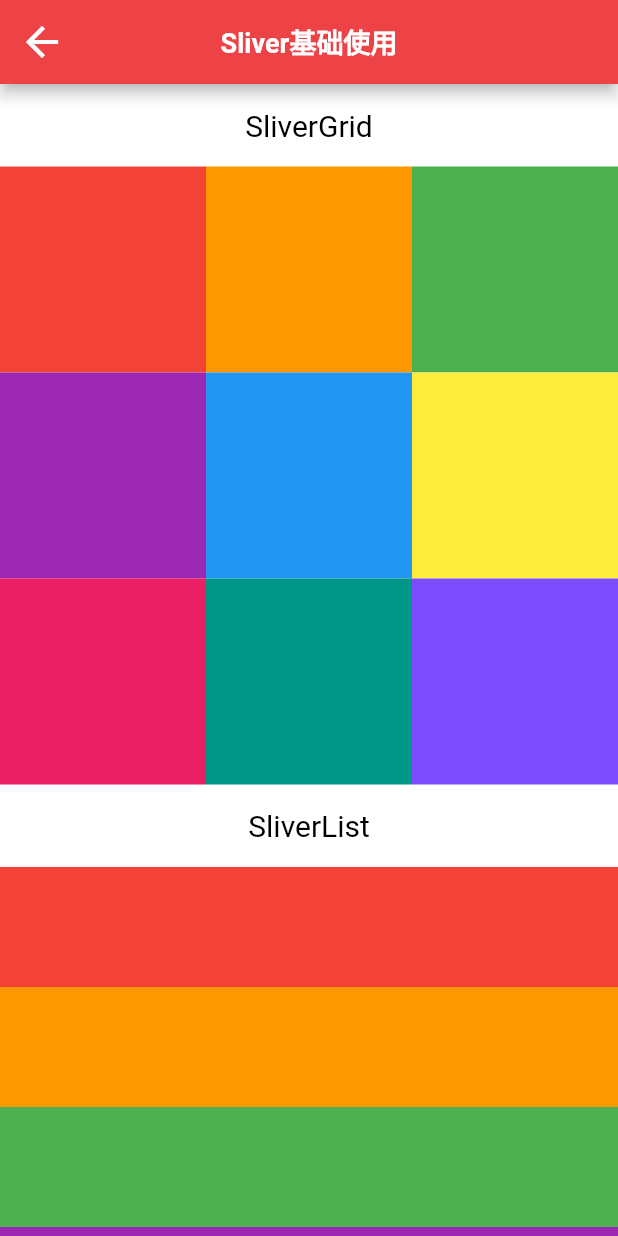
After one commit to Lester2020/flutter_study_demo, a Flutter app: the SliverBasicUsageDemo screen opened directly, on a phone screen of 412 x 824 dp. The commit adds this screen. Run offline on Flutter 3.47's test engine with Material 2 defaults, Android fonts, the phone set to English and light mode, and no system bars; our stand-ins replace connectivity, dio, event_bus, flutter_swiper_null_safety, fluttertoast, image_picker and 4 more; accounts and stored records are empty; network calls fail.

Commit message:
lseter commit

```diff
--- a/lib/basic/basic_page.dart
+++ b/lib/basic/basic_page.dart
@@ -26,7 +26,9 @@ import 'package:flutter_study_demo/basic/list_view/pull_up_refresh_demo.dart';
 import 'package:flutter_study_demo/basic/sliver_view/sliver_appbar_float_demo.dart';
 import 'package:flutter_study_demo/basic/sliver_view/sliver_appbar_pinned_demo.dart';
 import 'package:flutter_study_demo/basic/sliver_view/sliver_appbar_snap_demo.dart';
+import 'package:flutter_study_demo/basic/sliver_view/sliver_basic_usage_demo.dart';
 import 'package:flutter_study_demo/basic/sliver_view/sliver_custom_header_demo.dart';
+import 'package:flutter_study_demo/basic/sliver_view/sliver_sticky_tabbar_demo.dart';
 import 'package:flutter_study_demo/basic/stick/stick_demo_page.dart';
 import 'package:flutter_study_demo/basic/third/photos_file.dart';
 import 'package:flutter_study_demo/basic/third/webview_html_page.dart';
@@ -205,8 +207,10 @@ Map<String, Widget> itemRouters = {
   'GridView Count用法' : const GridViewCountDemo(),
   'GridView Builder用法' : const GridViewBuilderDemo(),
   'GridView刷新练习' : const GridViewRefreshDemo(),
+  'Sliver基础使用' : const SliverBasicUsageDemo(),
   'SliverCustomHeader效果' : const SliverCustomHeaderDemo(),
   'SliverAppBarFloat效果' : const SliverAppBarFloatDemo(),
   'SliverAppBarPinned效果' : const SliverAppBarPinnedDemo(),
   'SliverAppBarSnap效果' : const SliverAppBarSnapDemo(),
+  'SliverStickyTabBar效果' : const SliverStickyTabBarDemo(),
 };
--- /dev/null
+++ b/lib/basic/sliver_view/sliver_basic_usage_demo.dart
@@ -0,0 +1,67 @@
+import 'dart:ui';
+import 'package:flutter/material.dart';
+
+final List<Color> colorList = [
+  Colors.red,
+  Colors.orange,
+  Colors.green,
+  Colors.purple,
+  Colors.blue,
+  Colors.yellow,
+  Colors.pink,
+  Colors.teal,
+  Colors.deepPurpleAccent
+];
+
+class SliverBasicUsageDemo extends StatelessWidget {
+  const SliverBasicUsageDemo({Key? key}) : super(key: key);
+
+  @override
+  Widget build(BuildContext context) {
+    return Scaffold(
+      appBar: AppBar(
+        title: Text('Sliver基础使用'),
+      ),
+      body: CustomScrollView(
+        slivers: [
+          sliverTitleBar('SliverGrid'),
+          SliverGrid.count(
+            crossAxisCount: 3,
+            children: colorList.map((color) {
+              return Container(
+                color: color,
+              );
+            }).toList(),
+          ),
+          sliverTitleBar('SliverList'),
+          SliverFixedExtentList(
+              delegate: SliverChildBuilderDelegate((context, index){
+                return Container(
+                  color: colorList[index],
+                );
+              },
+                childCount: colorList.length
+              ),
+              itemExtent: 80
+          ),
+        ],
+      ),
+    );
+  }
+
+  Widget sliverTitleBar(String title) {
+    return SliverToBoxAdapter(
+      child: Padding(
+        padding: EdgeInsets.symmetric(vertical: 16),
+        child: Text(
+          title,
+          textAlign: TextAlign.center,
+          style: TextStyle(
+            fontSize: 20,
+            color: Colors.black
+          ),
+        ),
+      ),
+    );
+  }
+}
```
Also changed, not shown: lib/basic/sliver_view/sliver_sticky_tabbar_demo.dart (added, +107 -0 lines).
